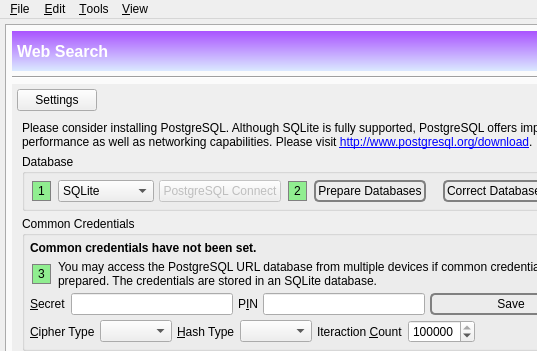
Qt form branches/trunk/GoldBug-UI/spot-on-controlcenter.ui (textbrowser/spot-on) before a commit; both pictures show x 0 to 537 and y 0 to 351 of the 660 by 800 pixel window.
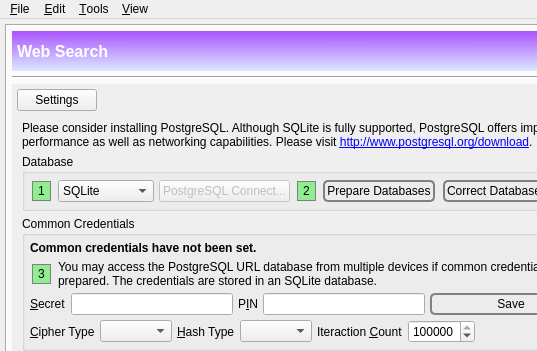
The same form after that commit. The open tabs and pages were chosen to show the change. Icons and pictures are not drawn. Custom widgets are drawn as their Qt base class.

Commit message: Prepare for more e-mail attachments.

```diff
--- a/branches/trunk/GoldBug-UI/spot-on-controlcenter.ui
+++ b/branches/trunk/GoldBug-UI/spot-on-controlcenter.ui
@@ -5290,9 +5290,9 @@
           <widget class="QWidget" name="scrollAreaWidgetContents_9">
            <property name="geometry">
             <rect>
-             <x>0</x>
+             <x>-64</x>
              <y>0</y>
-             <width>637</width>
+             <width>634</width>
              <height>660</height>
             </rect>
            </property>
@@ -5378,7 +5378,7 @@
                 <rect>
                  <x>0</x>
                  <y>0</y>
-                 <width>641</width>
+                 <width>631</width>
                  <height>575</height>
                 </rect>
                </property>
@@ -5479,7 +5479,7 @@
                       <bool>false</bool>
                      </property>
                      <property name="text">
-                      <string>PostgreSQL Connect</string>
+                      <string>PostgreSQL Connect...</string>
                      </property>
                     </widget>
                    </item>
```
Left out of the diff: 652 changed lines with no effect on the pictures.
